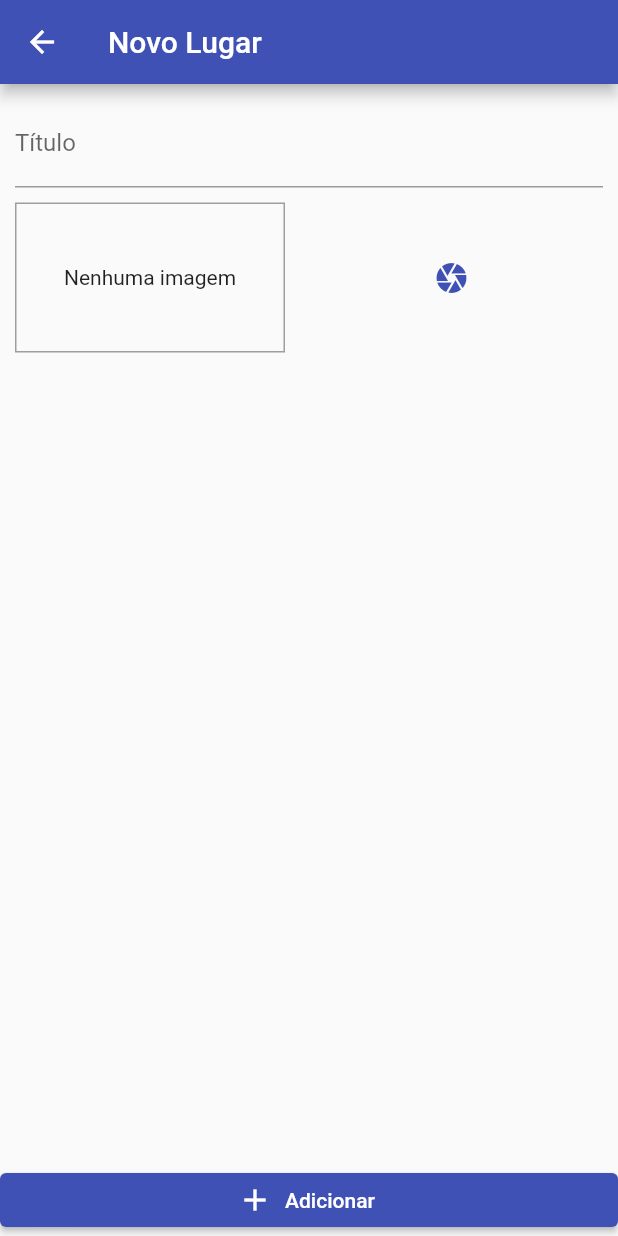
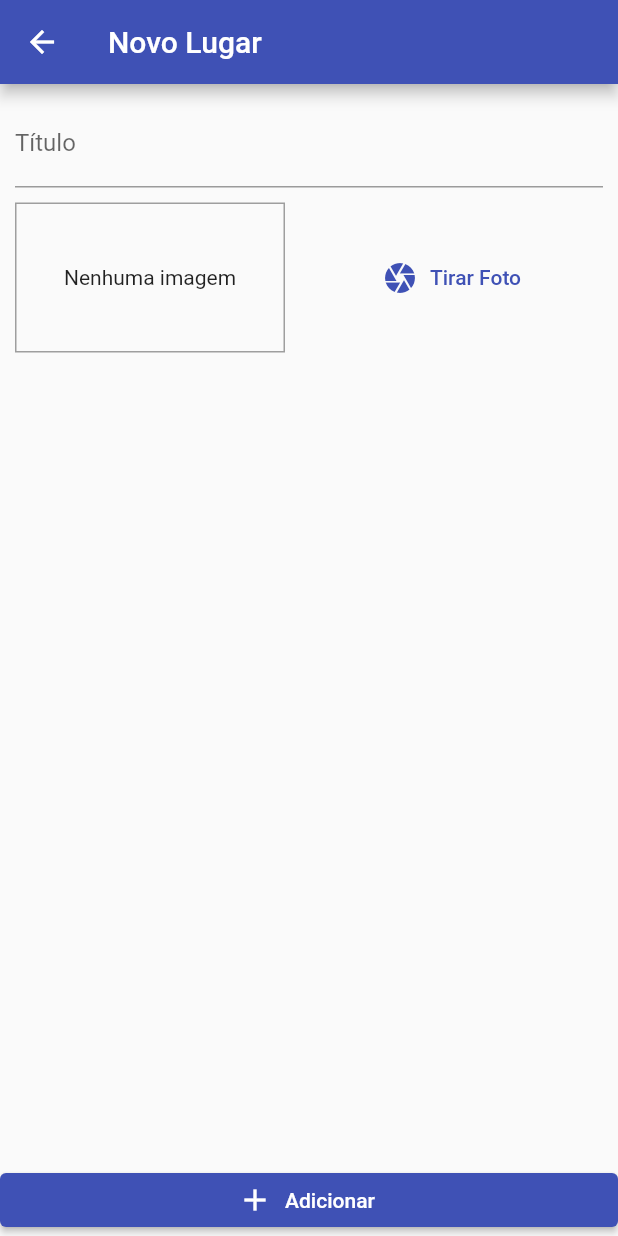
Before and after one commit to giofacul/poc-crud-map-flutter, a Flutter app: the PlaceFormScreen screen opened by its route, on a phone screen of 412 x 824 dp. Run offline on Flutter 3.47's test engine with Material 2 defaults, Android fonts, the phone set to English and light mode, and no system bars.

Commit message:
inserindo texto mensagem

```diff
--- a/lib/widgets/image_input.dart
+++ b/lib/widgets/image_input.dart
@@ -25,8 +25,10 @@ class _ImageInputState extends State<ImageInput> {
         ),
         const SizedBox(width: 10),
         Expanded(
-            child:
-                TextButton(onPressed: () {}, child: const Icon(Icons.camera))),
+            child: TextButton.icon(
+                onPressed: () {},
+                label: const Text('Tirar Foto'),
+                icon: const Icon(Icons.camera))),
       ],
     );
   }
```
